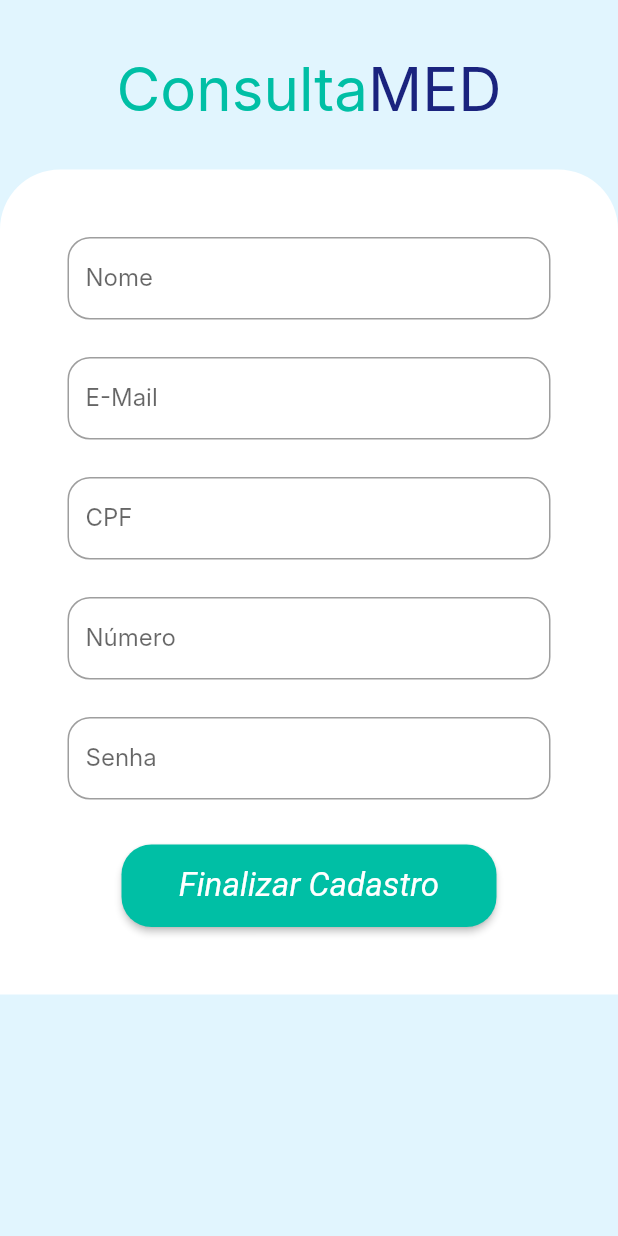
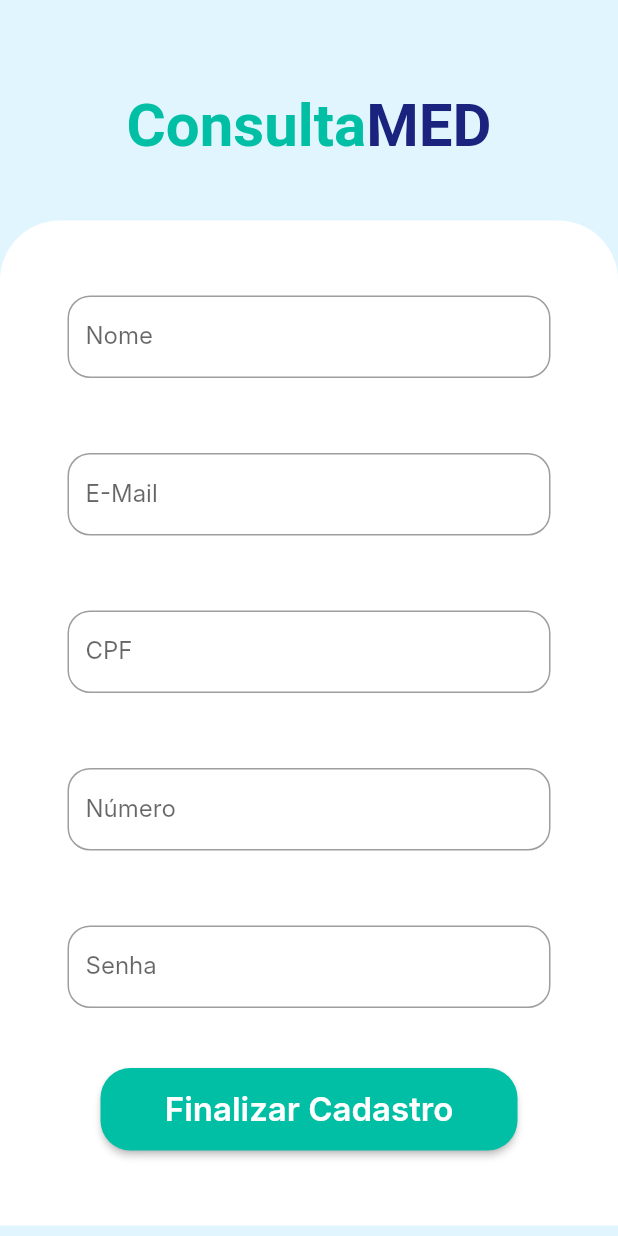
Before and after one commit to mariomendonca/projeto-dsi-flutter, a Flutter app: the CadastroPac screen opened directly, on a phone screen of 412 x 824 dp. Run offline on Flutter 3.47's test engine with Material 2 defaults, Android fonts, the phone set to English and light mode, and no system bars; Roboto replaces fonts that are missing (Inter, Quicksand).

Commit message:
Adicionando espaçamentos e PreferredSize

```diff
--- a/lib/CadastroPaciente.dart
+++ b/lib/CadastroPaciente.dart
@@ -10,30 +10,40 @@ class CadastroPacState extends State<CadastroPac> {
   Widget build(BuildContext context) {
     return Scaffold(
       backgroundColor: Colors.lightBlue[50],
-      body: ListView(
-        children: [
-          Container(
-            height: 35,
+      appBar: PreferredSize(
+        preferredSize: Size.fromHeight(300.0),
+        child: Container(
+          margin: EdgeInsets.only(top: 60),
+          padding: EdgeInsets.only(bottom: 40),
+          decoration: BoxDecoration(
+            borderRadius: BorderRadiusDirectional.circular(30),
           ),
-          Row(
+          child: Row(
             mainAxisAlignment: MainAxisAlignment.center,
             children: [
               Text(
                 'Consulta',
-                style: TextStyle(fontSize: 40, color: Colors.tealAccent[700]),
+                style: TextStyle(
+                    fontSize: 40,
+                    color: Colors.tealAccent[700],
+                    fontFamily: "Quicksand",
+                    fontWeight: FontWeight.bold),
               ),
               Text(
                 'MED',
-                style: TextStyle(fontSize: 40, color: Colors.indigo[900]),
+                style: TextStyle(
+                    fontSize: 40,
+                    color: Colors.indigo[900],
+                    fontFamily: "Quicksand",
+                    fontWeight: FontWeight.bold),
               ),
             ],
           ),
+        ),
+      ),
+      body: ListView(
+        children: [
           Container(
-            height: 30,
-          ),
-          Container(
-              height: 550,
-              width: 410,
             decoration: BoxDecoration(
               borderRadius: BorderRadius.only(
                   topLeft: Radius.circular(
@@ -42,31 +52,29 @@ class CadastroPacState extends State<CadastroPac> {
                   topRight: Radius.circular(40)),
               color: Colors.white,
             ),
+            child: Container(
+              margin: EdgeInsets.only(top: 50, bottom: 50),
               child: Column(
                 children: <Widget>[
-                  SizedBox(
-                    height: 45,
-                  ),
                   Padding(
                     padding: const EdgeInsets.only(right: 45, left: 45),
                     child: Container(
                       height: 55,
                       child: TextFormField(
                         style: TextStyle(color: Colors.tealAccent[700]),
-                          keyboardType: TextInputType.emailAddress,
+                        keyboardType: TextInputType.name,
                         obscureText: false,
                         autofocus: false,
                         decoration: InputDecoration(
                             border: OutlineInputBorder(
-                                borderRadius: BorderRadius.circular(15),
-                              ),
+                                borderRadius: BorderRadius.circular(15)),
                             labelText: 'Nome'),
                       ),
-                      )),
-                  SizedBox(
-                    height: 25,
                     ),
-                  Padding(
+                  ),
+                  Container(
+                    margin: EdgeInsets.only(top: 50, bottom: 50),
+                    child: Padding(
                         padding: const EdgeInsets.only(right: 45, left: 45),
                         child: Container(
                           height: 55,
@@ -82,16 +90,16 @@ class CadastroPacState extends State<CadastroPac> {
                                 labelText: 'E-Mail'),
                           ),
                         )),
-                  SizedBox(
-                    height: 25,
                   ),
-                  Padding(
+                  Container(
+                    margin: EdgeInsets.only(bottom: 50),
+                    child: Padding(
                         padding: const EdgeInsets.only(right: 45, left: 45),
                         child: Container(
                           height: 55,
                           child: TextFormField(
                             style: TextStyle(color: Colors.tealAccent[700]),
-                          keyboardType: TextInputType.emailAddress,
+                            keyboardType: TextInputType.number,
                             obscureText: false,
                             autofocus: false,
                             decoration: InputDecoration(
@@ -101,16 +109,16 @@ class CadastroPacState extends State<CadastroPac> {
                                 labelText: 'CPF'),
                           ),
                         )),
-                  SizedBox(
-                    height: 25,
                   ),
-                  Padding(
+                  Container(
+                    margin: EdgeInsets.only(bottom: 50),
+                    child: Padding(
                         padding: const EdgeInsets.only(right: 45, left: 45),
                         child: Container(
                           height: 55,
                           child: TextFormField(
                             style: TextStyle(color: Colors.tealAccent[700]),
-                          keyboardType: TextInputType.emailAddress,
+                            keyboardType: TextInputType.number,
                             obscureText: false,
                             autofocus: false,
                             decoration: InputDecoration(
@@ -120,8 +128,6 @@ class CadastroPacState extends State<CadastroPac> {
                                 labelText: 'Número'),
                           ),
                         )),
-                  SizedBox(
-                    height: 25,
                   ),
                   Padding(
                     padding: const EdgeInsets.only(right: 45, left: 45),
@@ -130,7 +136,7 @@ class CadastroPacState extends State<CadastroPac> {
                       child: TextFormField(
                         style: TextStyle(color: Colors.tealAccent[700]),
                         keyboardType: TextInputType.emailAddress,
-                          obscureText: false,
+                        obscureText: true,
                         autofocus: false,
                         decoration: InputDecoration(
                             border: OutlineInputBorder(
@@ -138,22 +144,18 @@ class CadastroPacState extends State<CadastroPac> {
                             ),
                             labelText: 'Senha'),
                       ),
-                      )),
-                  SizedBox(
-                    height: 30,
+                    ),
                   ),
                   Container(
-                    width: 250,
+                    margin: EdgeInsets.only(top: 40),
+                    width: 278,
                     height: 55,
                     child: ElevatedButton(
-                      onPressed: () {
-                        Navigator.of(context).push(MaterialPageRoute(
-                            builder: (context) => CadastroPac()));
-                      },
+                      onPressed: () {},
                       child: Text("Finalizar Cadastro"),
                       style: ElevatedButton.styleFrom(
-                        shape: new RoundedRectangleBorder(
-                          borderRadius: new BorderRadius.circular(20.0),
+                        shape: RoundedRectangleBorder(
+                          borderRadius: BorderRadius.circular(20.0),
                         ),
                         primary: Colors.tealAccent[700],
                         onPrimary: Colors.white,
@@ -161,12 +163,16 @@ class CadastroPacState extends State<CadastroPac> {
                         textStyle: TextStyle(
                             color: Colors.black,
                             fontSize: 22,
-                            fontStyle: FontStyle.italic),
+                            fontStyle: FontStyle.normal,
+                            fontFamily: "Inter",
+                            fontWeight: FontWeight.w600),
                       ),
                     ),
                   ),
                 ],
-              ))
+              ),
+            ),
+          ),
         ],
       ),
     );
```
Lines whose indentation alone changed are shown as unchanged.
